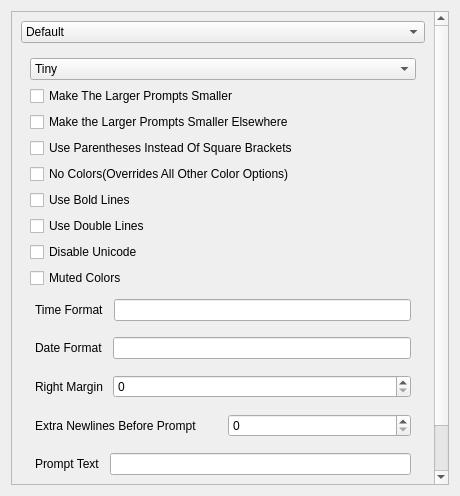
This is application/prompttab_fix.ui in TheNiteCoder/mx-bashrc-config as Qt 5 draws it before an edit. The edited form follows.
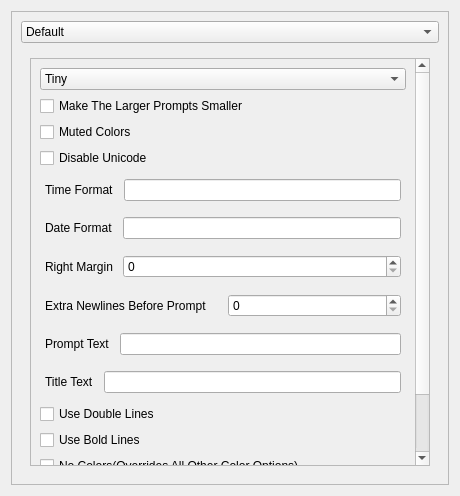
This is the edited form. The open tabs and pages were chosen to show the change. Icons and pictures are not drawn.

Commit message: Added better working restoring and applying

```diff
--- a/application/prompttab_fix.ui
+++ b/application/prompttab_fix.ui
@@ -33,8 +33,8 @@
        <rect>
         <x>0</x>
         <y>0</y>
-        <width>426</width>
-        <height>620</height>
+        <width>440</width>
+        <height>476</height>
        </rect>
       </property>
       <layout class="QVBoxLayout" name="verticalLayout_2">
@@ -68,6 +68,21 @@
          <widget class="QWidget" name="page_FancyPrompts">
           <layout class="QVBoxLayout" name="verticalLayout_3">
            <item>
+            <widget class="QScrollArea" name="scrollArea_2">
+             <property name="widgetResizable">
+              <bool>true</bool>
+             </property>
+             <widget class="QWidget" name="scrollAreaWidgetContents_2">
+              <property name="geometry">
+               <rect>
+                <x>0</x>
+                <y>0</y>
+                <width>337</width>
+                <height>568</height>
+               </rect>
+              </property>
+              <layout class="QVBoxLayout" name="verticalLayout_6">
+               <item>
             <widget class="QComboBox" name="comboBox_SelectFancyPrompt">
              <item>
               <property name="text">
@@ -138,48 +153,6 @@
              </property>
             </widget>
            </item>
-           <item>
-            <widget class="QCheckBox" name="checkBox_CompactLargePrompts2">
-             <property name="text">
-              <string>Make the Larger Prompts Smaller Elsewhere</string>
-             </property>
-            </widget>
-           </item>
-           <item>
-            <widget class="QCheckBox" name="checkBox_ParensInstead">
-             <property name="text">
-              <string>Use Parentheses Instead Of Square Brackets</string>
-             </property>
-            </widget>
-           </item>
-           <item>
-            <widget class="QCheckBox" name="checkBox_NoColor">
-             <property name="text">
-              <string>No Colors(Overrides All Other Color Options)</string>
-             </property>
-            </widget>
-           </item>
-           <item>
-            <widget class="QCheckBox" name="checkBox_BoldLines">
-             <property name="text">
-              <string>Use Bold Lines</string>
-             </property>
-            </widget>
-           </item>
-           <item>
-            <widget class="QCheckBox" name="checkBox_DoubleLines">
-             <property name="text">
-              <string>Use Double Lines</string>
-             </property>
-            </widget>
-           </item>
-           <item>
-            <widget class="QCheckBox" name="checkBox_DisableUnicode">
-             <property name="text">
-              <string>Disable Unicode</string>
-             </property>
-            </widget>
-           </item>
            <item>
             <widget class="QCheckBox" name="checkBox_MutedColors">
              <property name="text">
@@ -187,6 +160,13 @@
              </property>
             </widget>
            </item>
+               <item>
+                <widget class="QCheckBox" name="checkBox_DisableUnicode">
+                 <property name="text">
+                  <string>Disable Unicode</string>
+                 </property>
+                </widget>
+               </item>
            <item>
             <layout class="QHBoxLayout" name="horizontalLayout_5">
              <property name="spacing">
@@ -374,6 +354,45 @@
              </item>
             </layout>
            </item>
+               <item>
+                <widget class="QCheckBox" name="checkBox_DoubleLines">
+                 <property name="text">
+                  <string>Use Double Lines</string>
+                 </property>
+                </widget>
+               </item>
+               <item>
+                <widget class="QCheckBox" name="checkBox_BoldLines">
+                 <property name="text">
+                  <string>Use Bold Lines</string>
+                 </property>
+                </widget>
+               </item>
+               <item>
+                <widget class="QCheckBox" name="checkBox_NoColor">
+                 <property name="text">
+                  <string>No Colors(Overrides All Other Color Options)</string>
+                 </property>
+                </widget>
+               </item>
+               <item>
+                <widget class="QCheckBox" name="checkBox_ParensInstead">
+                 <property name="text">
+                  <string>Use Parentheses Instead Of Square Brackets</string>
+                 </property>
+                </widget>
+               </item>
+               <item>
+                <widget class="QCheckBox" name="checkBox_CompactLargePrompts2">
+                 <property name="text">
+                  <string>Make the Larger Prompts Smaller Elsewhere</string>
+                 </property>
+                </widget>
+               </item>
+              </layout>
+             </widget>
+            </widget>
+           </item>
           </layout>
          </widget>
          <widget class="QWidget" name="page_Default">
```
Left out of the diff: 12 changed lines with no effect on the pictures. Lines whose indentation alone changed are shown as unchanged. The commit also changes 2 other files.
